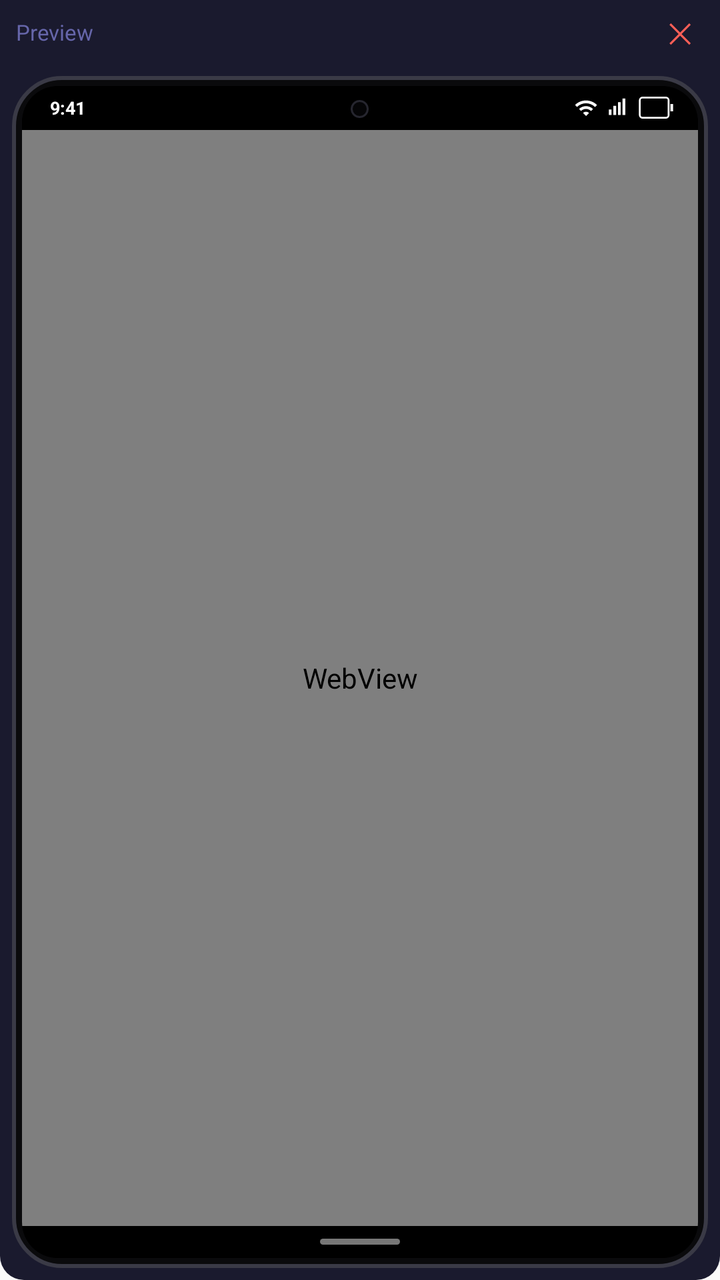
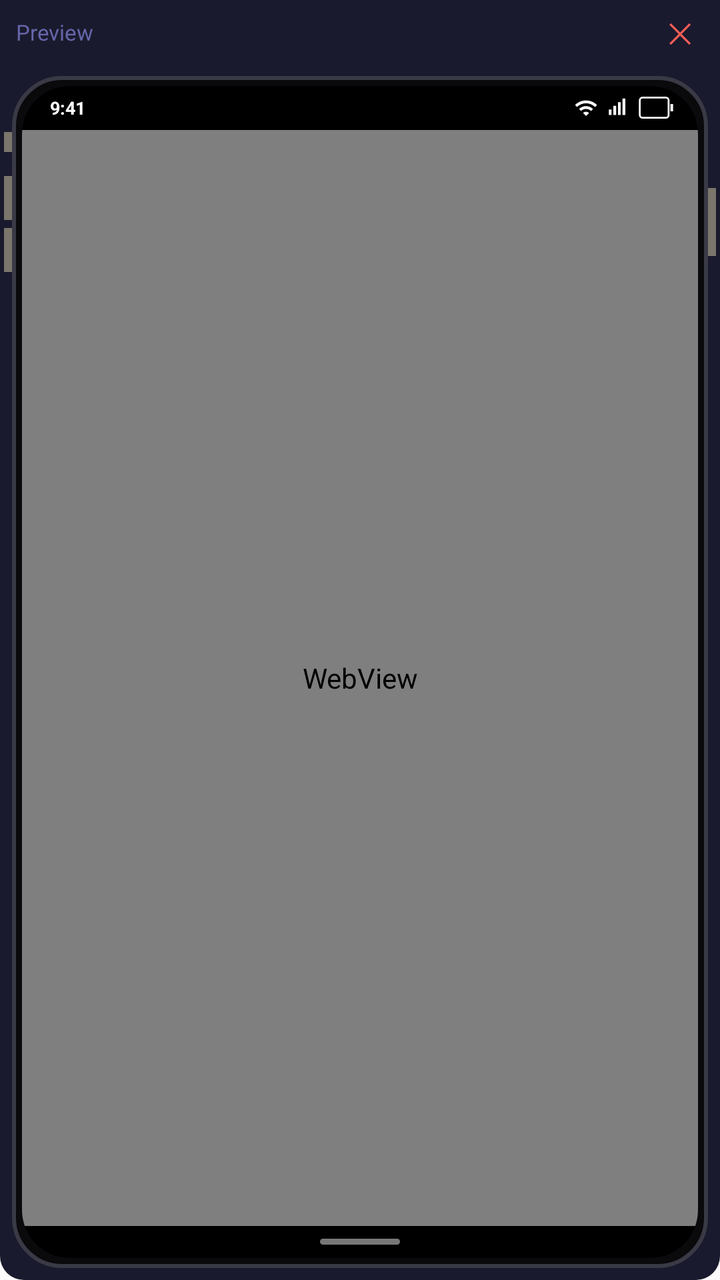

The first picture is an Android layout as it rendered before a commit; the second is the same layout after the commit. The layout source and the unified diff follow.
<!-- AndroidManifest.xml: application theme Theme.AppCompat.DayNight.NoActionBar -->
<!-- res/layout/floating_preview.xml -->
<?xml version="1.0" encoding="utf-8"?>
<LinearLayout
    xmlns:android="http://schemas.android.com/apk/res/android"
    android:layout_width="match_parent"
    android:layout_height="match_parent"
    android:orientation="vertical"
    android:background="@drawable/preview_container"
    android:padding="0dp">

    
    <LinearLayout
        android:layout_width="match_parent"
        android:layout_height="32dp"
        android:orientation="horizontal"
        android:gravity="center_vertical"
        android:paddingStart="8dp"
        android:paddingEnd="4dp"
        android:background="#1A1A2E">

        <TextView
            android:layout_width="0dp"
            android:layout_height="match_parent"
            android:layout_weight="1"
            android:text="Preview"
            android:textColor="#6666AA"
            android:textSize="11sp"
            android:gravity="center_vertical"/>

        <TextView
            android:id="@+id/btnClose"
            android:layout_width="32dp"
            android:layout_height="32dp"
            android:text="✕"
            android:textSize="14sp"
            android:textColor="#FF5F57"
            android:gravity="center"/>

    </LinearLayout>

    
    <FrameLayout
        android:layout_width="match_parent"
        android:layout_height="0dp"
        android:layout_weight="1"
        android:layout_margin="6dp"
        android:padding="5dp"
        android:background="@drawable/phone_frame">

        
        <LinearLayout
            android:layout_width="match_parent"
            android:layout_height="match_parent"
            android:orientation="vertical"
            android:background="@drawable/phone_screen"
            android:clipToOutline="true">

            
            <LinearLayout
                android:layout_width="match_parent"
                android:layout_height="22dp"
                android:background="@drawable/status_bar_bg"
                android:orientation="horizontal"
                android:paddingStart="14dp"
                android:paddingEnd="12dp"
                android:gravity="center_vertical">

                <TextView
                    android:id="@+id/previewTime"
                    android:layout_width="0dp"
                    android:layout_height="wrap_content"
                    android:layout_weight="1"
                    android:text="9:41"
                    android:textColor="#FFFFFF"
                    android:textSize="9sp"
                    android:textStyle="bold"/>

                <ImageView
                    android:layout_width="12dp"
                    android:layout_height="12dp"
                    android:src="@drawable/ic_status_wifi"/>

                <ImageView
                    android:layout_width="11dp"
                    android:layout_height="11dp"
                    android:layout_marginStart="4dp"
                    android:src="@drawable/ic_status_signal"/>

                <ImageView
                    android:id="@+id/previewBattery"
                    android:layout_width="18dp"
                    android:layout_height="11dp"
                    android:layout_marginStart="5dp"
                    android:scaleType="fitXY"
                    android:src="@drawable/ic_status_battery"/>

            </LinearLayout>

            
            <FrameLayout
                android:id="@+id/previewWebHolder"
                android:layout_width="match_parent"
                android:layout_height="0dp"
                android:layout_weight="1">

                <WebView
                    android:id="@+id/previewWebView"
                    android:layout_width="match_parent"
                    android:layout_height="match_parent"/>
            </FrameLayout>

            
            <LinearLayout
                android:layout_width="match_parent"
                android:layout_height="16dp"
                android:background="@drawable/home_bar_bg"
                android:gravity="center">

                <View
                    android:layout_width="40dp"
                    android:layout_height="3dp"
                    android:background="@drawable/home_pill"/>

            </LinearLayout>

        </LinearLayout>

        
        <View
            android:layout_width="9dp"
            android:layout_height="9dp"
            android:layout_gravity="top|center_horizontal"
            android:layout_marginTop="7dp"
            android:background="@drawable/camera_hole"/>

    </FrameLayout>

</LinearLayout>
<!-- resources referenced by this layout -->
<resources>
  <!-- drawable camera_hole (drawable) -->
  <?xml version="1.0" encoding="utf-8"?>
  <shape xmlns:android="http://schemas.android.com/apk/res/android"
      android:shape="oval">
      <solid android:color="#050507"/>
      <stroke
          android:width="1dp"
          android:color="#26262F"/>
  </shape>
  <!-- drawable home_bar_bg (drawable) -->
  <?xml version="1.0" encoding="utf-8"?>
  <shape xmlns:android="http://schemas.android.com/apk/res/android"
      android:shape="rectangle">
      <solid android:color="#000000"/>
      <corners
          android:bottomLeftRadius="18dp"
          android:bottomRightRadius="18dp"/>
  </shape>
  <!-- drawable home_pill (drawable) -->
  <?xml version="1.0" encoding="utf-8"?>
  <shape xmlns:android="http://schemas.android.com/apk/res/android"
      android:shape="rectangle">
      <corners android:radius="2dp"/>
      <solid android:color="#777777"/>
  </shape>
  <!-- drawable ic_status_battery (drawable) -->
  <?xml version="1.0" encoding="utf-8"?>
  <layer-list xmlns:android="http://schemas.android.com/apk/res/android">
      <item android:drawable="@drawable/ic_battery_outline"/>
      <item>
          <clip
              android:drawable="@drawable/ic_battery_fill"
              android:clipOrientation="horizontal"
              android:gravity="left"/>
      </item>
  </layer-list>
  <!-- drawable ic_status_signal (drawable) -->
  <vector xmlns:android="http://schemas.android.com/apk/res/android"
      android:width="24dp"
      android:height="24dp"
      android:viewportWidth="24"
      android:viewportHeight="24">
      <path
          android:fillColor="#FFFFFF"
          android:pathData="M3,14h3v6h-3zM8,10h3v10h-3zM13,6h3v14h-3zM18,2h3v18h-3z"/>
  </vector>
  <!-- drawable ic_status_wifi (drawable) -->
  <vector xmlns:android="http://schemas.android.com/apk/res/android"
      android:width="24dp"
      android:height="24dp"
      android:viewportWidth="24"
      android:viewportHeight="24">
      <path
          android:fillColor="#FFFFFF"
          android:pathData="M1,9l2,2c4.97,-4.97 13.03,-4.97 18,0l2,-2C16.93,2.93 7.08,2.93 1,9zM9,17l3,3 3,-3c-1.65,-1.66 -4.34,-1.66 -6,0zM5,13l2,2c2.76,-2.76 7.24,-2.76 10,0l2,-2C15.14,9.14 8.87,9.14 5,13z"/>
  </vector>
  <!-- drawable phone_frame (drawable) -->
  <?xml version="1.0" encoding="utf-8"?>
  <shape xmlns:android="http://schemas.android.com/apk/res/android"
      android:shape="rectangle">
      <corners android:radius="24dp"/>
      <solid android:color="#0A0A0C"/>
      <stroke
          android:width="2dp"
          android:color="#3A3A46"/>
  </shape>
  <!-- drawable phone_screen (drawable) -->
  <?xml version="1.0" encoding="utf-8"?>
  <shape xmlns:android="http://schemas.android.com/apk/res/android"
      android:shape="rectangle">
      <corners android:radius="18dp"/>
      <solid android:color="#000000"/>
  </shape>
  <!-- drawable preview_container (drawable) -->
  <?xml version="1.0" encoding="utf-8"?>
  <shape xmlns:android="http://schemas.android.com/apk/res/android"
      android:shape="rectangle">
      <corners android:radius="12dp"/>
      <solid android:color="#1A1A2E"/>
  </shape>
  <!-- drawable status_bar_bg (drawable) -->
  <?xml version="1.0" encoding="utf-8"?>
  <shape xmlns:android="http://schemas.android.com/apk/res/android"
      android:shape="rectangle">
      <solid android:color="#000000"/>
      <corners
          android:topLeftRadius="18dp"
          android:topRightRadius="18dp"/>
  </shape>
  <!-- drawable ic_battery_fill (drawable) -->
  <vector xmlns:android="http://schemas.android.com/apk/res/android"
      android:width="20dp"
      android:height="12dp"
      android:viewportWidth="20"
      android:viewportHeight="12">
      <path
          android:fillColor="#FFFFFF"
          android:pathData="M2.5,2.5h13v7h-13z"/>
  </vector>
  <!-- unchanged entries left out for length: 1 -->
</resources>

<!-- the commit's change to res/layout/floating_preview.xml (unified diff, before → after) -->
@@ -41,7 +41,12 @@
     <FrameLayout
         android:layout_width="match_parent"
         android:layout_height="0dp"
-        android:layout_weight="1"
+        android:layout_weight="1">
+
+    
+    <FrameLayout
+        android:layout_width="match_parent"
+        android:layout_height="match_parent"
         android:layout_margin="6dp"
         android:padding="5dp"
         android:background="@drawable/phone_frame">
@@ -126,12 +131,46 @@
 
         
         <View
-            android:layout_width="9dp"
-            android:layout_height="9dp"
+            android:layout_width="34dp"
+            android:layout_height="10dp"
             android:layout_gravity="top|center_horizontal"
-            android:layout_marginTop="7dp"
+            android:layout_marginTop="6dp"
             android:background="@drawable/camera_hole"/>
 
     </FrameLayout>
 
+    
+    <View
+        android:layout_width="4dp"
+        android:layout_height="34dp"
+        android:layout_gravity="end|top"
+        android:layout_marginTop="62dp"
+        android:layout_marginEnd="2dp"
+        android:background="#7A766C"/>
+
+    
+    <View
+        android:layout_width="4dp"
+        android:layout_height="10dp"
+        android:layout_gravity="start|top"
+        android:layout_marginTop="34dp"
+        android:layout_marginStart="2dp"
+        android:background="#7A766C"/>
+    <View
+        android:layout_width="4dp"
+        android:layout_height="22dp"
+        android:layout_gravity="start|top"
+        android:layout_marginTop="56dp"
+        android:layout_marginStart="2dp"
+        android:background="#7A766C"/>
+    <View
+        android:layout_width="4dp"
+        android:layout_height="22dp"
+        android:layout_gravity="start|top"
+        android:layout_marginTop="82dp"
+        android:layout_marginStart="2dp"
+        android:background="#7A766C"/>
+
+    </FrameLayout>
+
 </LinearLayout>
<!-- resource entries referenced after the edit -->
@@ -3,11 +3,9 @@
   <!-- drawable camera_hole (drawable) -->
   <?xml version="1.0" encoding="utf-8"?>
   <shape xmlns:android="http://schemas.android.com/apk/res/android"
-      android:shape="oval">
-      <solid android:color="#050507"/>
-      <stroke
-          android:width="1dp"
-          android:color="#26262F"/>
+      android:shape="rectangle">
+      <corners android:radius="8dp"/>
+      <solid android:color="#000000"/>
   </shape>
   <!-- drawable home_bar_bg (drawable) -->
   <?xml version="1.0" encoding="utf-8"?>
@@ -70,7 +68,7 @@
   <?xml version="1.0" encoding="utf-8"?>
   <shape xmlns:android="http://schemas.android.com/apk/res/android"
       android:shape="rectangle">
-      <corners android:radius="18dp"/>
+      <corners android:radius="24dp"/>
       <solid android:color="#000000"/>
   </shape>
   <!-- drawable preview_container (drawable) -->
